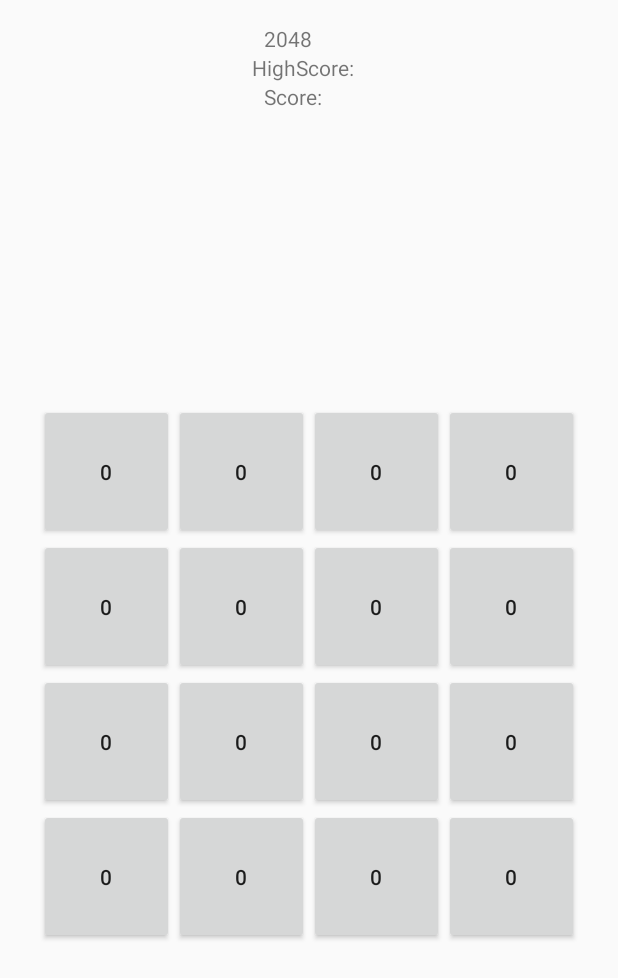
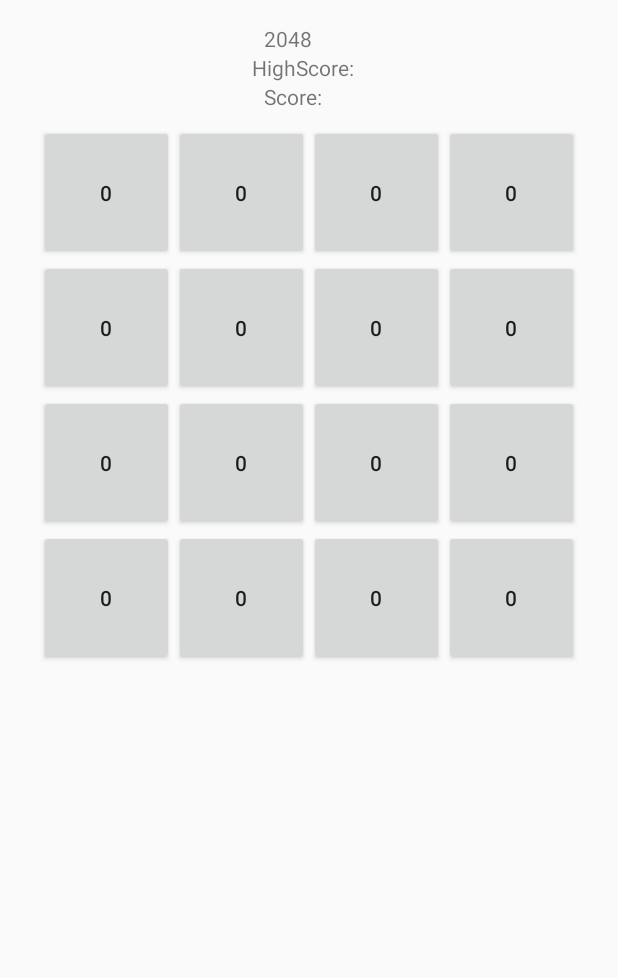
Before and after one commit to HarryAWoodworth/2048AndroidClone, an Android app: the screen it shows after launch (MainActivity), on a phone screen of 412 x 824 dp. Shown: the top 978 px of the screen. Run offline under Robolectric (Android 15) with nearby library versions, the phone set to English and light mode, and no system bars.

```diff
--- a/app/src/main/java/com/example/a2048clone/MainActivity.kt
+++ b/app/src/main/java/com/example/a2048clone/MainActivity.kt
@@ -2,11 +2,27 @@ package com.example.a2048clone
 
 import android.support.v7.app.AppCompatActivity
 import android.os.Bundle
+import android.support.v4.view.GestureDetectorCompat
+import android.util.Log
+import android.view.View
+import kotlinx.android.synthetic.main.activity_main.*
 import android.view.GestureDetector
 import android.view.MotionEvent
-import android.view.View
 
-class MainActivity : AppCompatActivity(), GestureDetector.OnGestureListener {
+// Debug tag
+private const val TAG = "MainActivity"
+
+// Constants to determine the sensitivity of swipes related to distance, speed, and x/y offset
+private const val SWIPE_MIN_DISTANCE = 120
+private const val SWIPE_MAX_OFF_PATH = 250
+private const val SWIPE_THRESHOLD_VELOCITY = 200
+
+class MainActivity : AppCompatActivity(),
+                     GestureDetector.OnGestureListener,
+                     GestureDetector.OnDoubleTapListener
+{
+    // Gesture Detector instance
+    private lateinit var mDetector: GestureDetectorCompat
 
     // Game singleton instance
     val game = Game
@@ -20,6 +36,15 @@ class MainActivity : AppCompatActivity(), GestureDetector.OnGestureListener {
 
         // Hide the UI
         hideUI()
+
+        // Instantiate the gesture detector with the
+        // application context and an implementation of
+        // GestureDetector.OnGestureListener
+        mDetector = GestureDetectorCompat(this, this)
+        // Set the gesture detector as the double tap
+        // listener.
+        mDetector.setOnDoubleTapListener(this)
+
     }
 
     // Activate immersive mode through flags
@@ -35,15 +60,67 @@ class MainActivity : AppCompatActivity(), GestureDetector.OnGestureListener {
                         or View.SYSTEM_UI_FLAG_IMMERSIVE_STICKY)
     }
 
+    fun setTestText(string : String) { testTextView.text = string }
+
+    // Override the onTouchEven to send it to mDetector
+    override fun onTouchEvent(event: MotionEvent): Boolean {
+        return if (mDetector.onTouchEvent(event)) {
+            true
+        } else {
+            super.onTouchEvent(event)
+        }
+    }
+
+    // Detect the direction of a swipe motion from the user
+    override fun onFling(swipe1: MotionEvent?, swipe2: MotionEvent?, velocityX: Float, velocityY: Float): Boolean
+    {
+        when(getSlope(swipe1!!.x,swipe1!!.y,swipe2!!.x,swipe2!!.y))
+        {
+            1 -> {
+                game.upSwipe(this)
+                Log.d(TAG, "MAIN_ACT: UP SWIPE")
+            }
+            2 -> {
+                game.leftSwipe(this)
+                Log.d(TAG, "MAIN_ACT: LEFT SWIPE")
+            }
+            3 -> {
+                game.downSwipe(this)
+                Log.d(TAG, "MAIN_ACT: DOWN SWIPE")
+            }
+            4 -> {
+                game.rightSwipe(this)
+                Log.d(TAG, "MAIN_ACT: RIGHT SWIPE")
+            }
+        }
+
+        // We return false because we don't want the event to be consumed
+        return false
+    }
+
+    // Slope finder helper method
+    private fun getSlope(x1: Float, y1: Float, x2: Float, y2: Float): Int
+    {
+        val angle = Math.toDegrees(Math.atan2((y1 - y2).toDouble(), (x2 - x1).toDouble()))
+        // Up
+        if (angle > 45 && angle <= 135) return 1
+        // Left
+        else if (angle >= 135 && angle < 180 || angle < -135 && angle > -180) return 2
+        // Down
+        if (angle < -45 && angle >= -135)  return 3
+        // Right
+        if (angle > -45 && angle <= 45) return 4
+        return 0
+    }
+
+    // Gesture methods we aren't implementing
+    override fun onScroll(p0: MotionEvent?, p1: MotionEvent?, p2: Float, p3: Float): Boolean { return true }
     override fun onShowPress(p0: MotionEvent?) {}
     override fun onLongPress(p0: MotionEvent?) {}
     override fun onSingleTapUp(p0: MotionEvent?): Boolean { return true }
     override fun onDown(p0: MotionEvent?): Boolean { return true }
+    override fun onDoubleTap(p0: MotionEvent?): Boolean { return true }
+    override fun onDoubleTapEvent(p0: MotionEvent?): Boolean { return true }
+    override fun onSingleTapConfirmed(p0: MotionEvent?): Boolean { return true }
 
-    override fun onFling(p0: MotionEvent?, p1: MotionEvent?, p2: Float, p3: Float): Boolean
-    {
-
-    }
-
-    override fun onScroll(p0: MotionEvent?, p1: MotionEvent?, p2: Float, p3: Float): Boolean { return true }
 }
--- a/app/src/main/res/layout/activity_main.xml
+++ b/app/src/main/res/layout/activity_main.xml
@@ -1,20 +1,22 @@
 <?xml version="1.0" encoding="utf-8"?>
-<android.support.constraint.ConstraintLayout
+<LinearLayout
         xmlns:android="http://schemas.android.com/apk/res/android"
         xmlns:tools="http://schemas.android.com/tools"
         xmlns:app="http://schemas.android.com/apk/res-auto"
         android:layout_width="match_parent"
         android:layout_height="match_parent"
-        tools:context=".MainActivity">
+        tools:context=".MainActivity"
+        android:orientation="vertical">
 
     <LinearLayout
             android:orientation="vertical"
             android:layout_width="wrap_content"
-            android:layout_height="wrap_content"
+            android:layout_height="67dp"
             app:layout_constraintStart_toStartOf="parent"
             android:layout_marginStart="8dp" app:layout_constraintEnd_toEndOf="parent"
             android:layout_marginEnd="8dp" android:id="@+id/linearLayout" android:layout_marginTop="8dp"
-            app:layout_constraintTop_toTopOf="parent">
+            app:layout_constraintTop_toTopOf="parent"
+            android:layout_gravity="center">
         <TextView
                 android:text="2048"
                 android:layout_width="wrap_content"
@@ -44,11 +46,13 @@
     <LinearLayout
             android:orientation="vertical"
             android:layout_width="wrap_content"
-            android:layout_height="wrap_content" android:layout_marginTop="8dp"
-            app:layout_constraintTop_toBottomOf="@+id/linearLayout" app:layout_constraintStart_toStartOf="parent"
-            android:layout_marginLeft="8dp" android:layout_marginStart="8dp" app:layout_constraintEnd_toEndOf="parent"
-            android:layout_marginEnd="8dp" android:layout_marginRight="8dp" android:layout_marginBottom="8dp"
-            app:layout_constraintBottom_toBottomOf="parent">
+            android:layout_height="wrap_content"
+            app:layout_constraintStart_toStartOf="parent"
+            android:layout_marginStart="8dp" app:layout_constraintEnd_toEndOf="parent"
+            android:layout_marginEnd="8dp" android:layout_marginBottom="8dp"
+            app:layout_constraintBottom_toBottomOf="parent" android:id="@+id/linearLayout2"
+            android:layout_marginTop="8dp" app:layout_constraintTop_toBottomOf="@+id/linearLayout"
+            android:layout_gravity="center">
         <LinearLayout
                 android:orientation="horizontal"
                 android:layout_width="wrap_content"
@@ -144,4 +148,12 @@
         </LinearLayout>
 
     </LinearLayout>
-</android.support.constraint.ConstraintLayout>
+    <TextView
+            android:layout_width="wrap_content"
+            android:layout_height="wrap_content"
+            android:id="@+id/testTextView" app:layout_constraintStart_toStartOf="parent" android:layout_marginStart="8dp"
+            app:layout_constraintEnd_toEndOf="parent" android:layout_marginEnd="8dp" android:layout_marginBottom="8dp"
+            app:layout_constraintBottom_toBottomOf="parent" android:layout_marginTop="8dp"
+            app:layout_constraintTop_toBottomOf="@+id/linearLayout2"
+            android:layout_gravity="center"/>
+</LinearLayout>
```
Also changed, not shown: app/src/main/java/com/example/a2048clone/Game.kt (+27 -2 lines).
